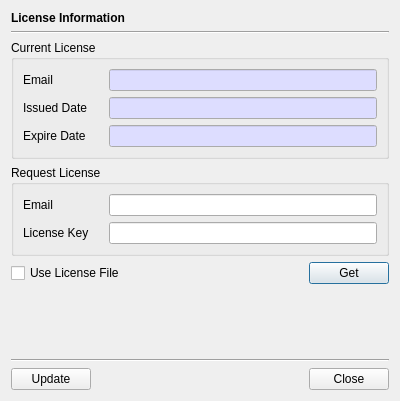
First picture: the form in CertMan/lcn_info_dlg.ui, repository jykim74/CertMan, before the edit.
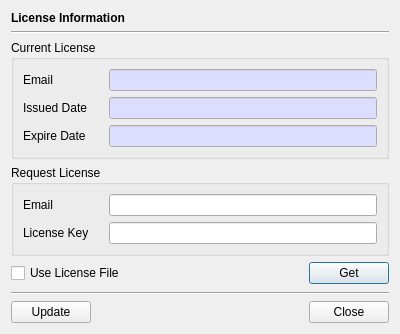
Second picture: the form after the edit.

Commit message: 한글 메세지 작업

Patch:
```diff
--- a/CertMan/lcn_info_dlg.ui
+++ b/CertMan/lcn_info_dlg.ui
@@ -7,7 +7,7 @@
     <x>0</x>
     <y>0</y>
     <width>400</width>
-    <height>401</height>
+    <height>334</height>
    </rect>
   </property>
   <property name="windowTitle">
```
The commit also changes 2 other files.
